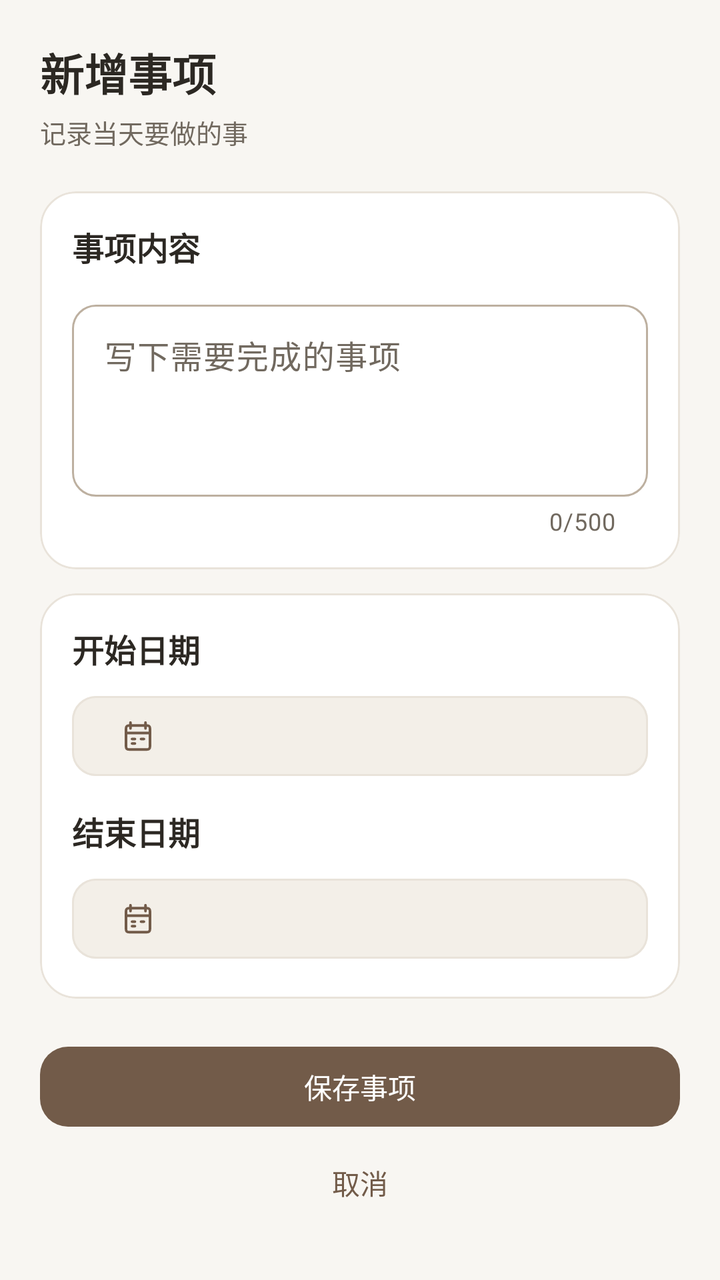
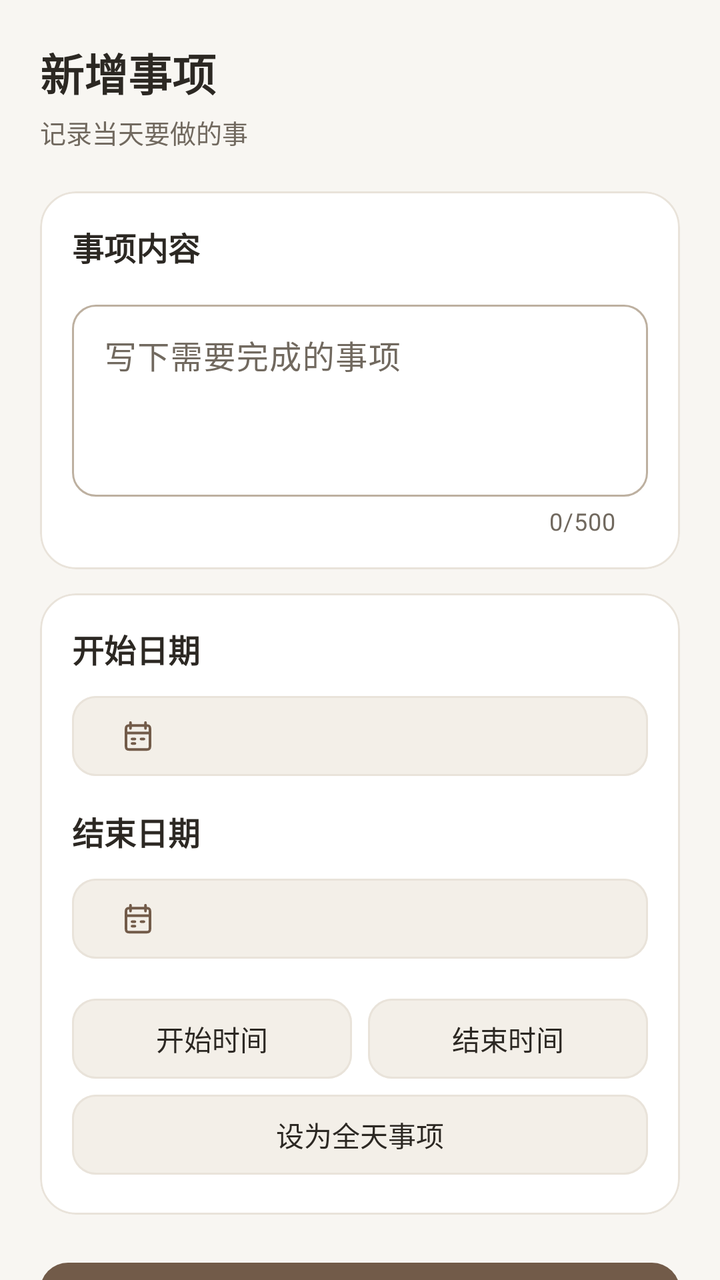

Two renders of the same Android screen: before a commit and after it. Below are the layout's source before the change and the commit's diff.
<!-- AndroidManifest.xml: application theme Theme.Project_Pandora -->
<!-- res/layout/dialog_daily_item.xml -->
<?xml version="1.0" encoding="utf-8"?>
<androidx.core.widget.NestedScrollView xmlns:android="http://schemas.android.com/apk/res/android"
    xmlns:app="http://schemas.android.com/apk/res-auto"
    android:layout_width="match_parent"
    android:layout_height="wrap_content"
    android:clipToPadding="false">

    <LinearLayout android:layout_width="match_parent" android:layout_height="wrap_content"
        android:orientation="vertical" android:padding="20dp">
        <TextView android:id="@+id/textEditorTitle"
            android:layout_width="match_parent" android:layout_height="wrap_content"
            android:accessibilityHeading="true" android:text="新增事项"
            android:textColor="@color/color_text_primary" android:textSize="22sp" android:textStyle="bold" />
        <TextView android:layout_width="match_parent" android:layout_height="wrap_content"
            android:layout_marginTop="4dp" android:text="记录当天要做的事"
            android:textColor="@color/color_text_secondary" android:textSize="13sp" />

        <com.google.android.material.card.MaterialCardView
            android:layout_width="match_parent" android:layout_height="wrap_content" android:layout_marginTop="20dp"
            app:cardBackgroundColor="@color/color_surface" app:cardCornerRadius="18dp"
            app:cardElevation="0dp" app:strokeColor="@color/color_divider" app:strokeWidth="1dp">
            <LinearLayout android:layout_width="match_parent" android:layout_height="wrap_content"
                android:orientation="vertical" android:padding="16dp">
                <TextView android:layout_width="match_parent" android:layout_height="wrap_content"
                    android:text="事项内容" android:labelFor="@id/editDailyContent"
                    android:textColor="@color/color_text_primary" android:textSize="16sp" android:textStyle="bold" />
                <com.google.android.material.textfield.TextInputLayout android:id="@+id/dailyContentLayout"
                    style="@style/Widget.Pandora.TextInput"
                    android:layout_width="match_parent" android:layout_height="wrap_content" android:layout_marginTop="12dp"
                    android:hint="写下需要完成的事项" app:counterEnabled="true" app:counterMaxLength="500">
                    <com.google.android.material.textfield.TextInputEditText android:id="@+id/editDailyContent"
                        android:layout_width="match_parent" android:layout_height="wrap_content"
                        android:gravity="start|top" android:inputType="textMultiLine|textCapSentences"
                        android:minHeight="96dp" android:minLines="3" android:maxLines="6" android:maxLength="500"
                        android:textColor="@color/color_text_edit_content" android:textSize="16sp" />
                </com.google.android.material.textfield.TextInputLayout>
            </LinearLayout>
        </com.google.android.material.card.MaterialCardView>

        <com.google.android.material.card.MaterialCardView
            android:layout_width="match_parent" android:layout_height="wrap_content" android:layout_marginTop="12dp"
            app:cardBackgroundColor="@color/color_surface" app:cardCornerRadius="18dp"
            app:cardElevation="0dp" app:strokeColor="@color/color_divider" app:strokeWidth="1dp">
            <LinearLayout android:layout_width="match_parent" android:layout_height="wrap_content"
                android:orientation="vertical" android:padding="16dp">
                <TextView android:layout_width="match_parent" android:layout_height="wrap_content"
                    android:text="开始日期" android:labelFor="@id/btnDailyStartDate"
                    android:textColor="@color/color_text_primary" android:textSize="16sp" android:textStyle="bold" />
                <com.google.android.material.button.MaterialButton android:id="@+id/btnDailyStartDate"
                    style="@style/Widget.Pandora.Button.Outlined"
                    android:layout_width="match_parent" android:layout_height="wrap_content"
                    android:layout_marginTop="8dp" android:minHeight="48dp" android:gravity="start|center_vertical"
                    android:textColor="@color/color_text_primary" android:textSize="16sp"
                    app:backgroundTint="@color/color_surface_soft" app:strokeColor="@color/color_divider"
                    app:cornerRadius="12dp" app:icon="@drawable/ic_calendar" app:iconPadding="12dp" />
                <TextView android:layout_width="match_parent" android:layout_height="wrap_content"
                    android:layout_marginTop="12dp" android:text="结束日期" android:labelFor="@id/btnDailyEndDate"
                    android:textColor="@color/color_text_primary" android:textSize="16sp" android:textStyle="bold" />
                <com.google.android.material.button.MaterialButton android:id="@+id/btnDailyEndDate"
                    style="@style/Widget.Pandora.Button.Outlined"
                    android:layout_width="match_parent" android:layout_height="wrap_content"
                    android:layout_marginTop="8dp" android:minHeight="48dp" android:gravity="start|center_vertical"
                    android:textColor="@color/color_text_primary" android:textSize="16sp"
                    app:backgroundTint="@color/color_surface_soft" app:strokeColor="@color/color_divider"
                    app:cornerRadius="12dp" app:icon="@drawable/ic_calendar" app:iconPadding="12dp" />
            </LinearLayout>
        </com.google.android.material.card.MaterialCardView>

        <TextView android:id="@+id/textDailyEditorError"
            android:layout_width="match_parent" android:layout_height="wrap_content"
            android:layout_marginTop="12dp" android:accessibilityLiveRegion="polite"
            android:textColor="@color/color_error" android:textSize="14sp" android:visibility="gone" />
        <com.google.android.material.button.MaterialButton android:id="@+id/btnSaveDailyItem"
            style="@style/Widget.Pandora.Button"
            android:layout_width="match_parent" android:layout_height="wrap_content"
            android:layout_marginTop="20dp" android:minHeight="48dp" android:text="保存事项" />
        <LinearLayout android:layout_width="match_parent" android:layout_height="wrap_content"
            android:orientation="horizontal" android:gravity="center_vertical">
            <com.google.android.material.button.MaterialButton android:id="@+id/btnDeleteDailyItem"
                style="@style/Widget.Pandora.Button.Text"
                android:layout_width="0dp" android:layout_height="wrap_content" android:layout_weight="1"
                android:minHeight="48dp" android:text="删除事项" android:textColor="@color/color_error" android:visibility="gone" />
            <com.google.android.material.button.MaterialButton android:id="@+id/btnCancelDailyItem"
                style="@style/Widget.Pandora.Button.Text"
                android:layout_width="0dp" android:layout_height="wrap_content" android:layout_weight="1"
                android:minHeight="48dp" android:text="取消" />
        </LinearLayout>
    </LinearLayout>
</androidx.core.widget.NestedScrollView>
<!-- resources referenced by this layout -->
<resources>
  <color name="color_divider">#E9E3DA</color>
  <color name="color_error">#A1473A</color>
  <color name="color_surface">#FFFFFF</color>
  <color name="color_surface_soft">#F3EFE8</color>
  <color name="color_text_edit_content">#2C2823</color>
  <color name="color_text_primary">#2C2823</color>
  <color name="color_text_secondary">#71695F</color>
  <style name="Widget.Pandora.Button" parent="Widget.Material3.Button">
          <item name="cornerRadius">14dp</item>
          <item name="android:minHeight">52dp</item>
          <item name="android:textAppearance">@style/TextAppearance.Pandora.Label</item>
          <item name="android:textAllCaps">false</item>
          <item name="android:stateListAnimator">@animator/pandora_button_press</item>
      </style>
  <style name="Theme.Project_Pandora" parent="Base.Theme.Project_Pandora" />
  <color name="color_accent">#725B49</color>
  <style name="TextAppearance.Pandora.Label" parent="TextAppearance.Material3.LabelLarge">
          <item name="android:fontFamily">sans-serif-medium</item>
          <item name="android:textSize">14sp</item>
          <item name="android:letterSpacing">0</item>
          <item name="android:textAllCaps">false</item>
      </style>
  <color name="color_border_strong">#BDB0A0</color>
  <color name="color_on_accent">#FFFFFF</color>
  <color name="color_accent_soft">#EEE6DC</color>
  <color name="color_error_surface">#F8EAE5</color>
  <color name="color_bg_page">#F8F6F2</color>
  <style name="TextAppearance.Pandora.Body" parent="TextAppearance.Material3.BodyLarge">
          <item name="android:fontFamily">sans-serif</item>
          <item name="android:textSize">16sp</item>
          <item name="android:textColor">@color/color_text_primary</item>
      </style>
  <style name="TextAppearance.Pandora.BodySmall" parent="TextAppearance.Material3.BodyMedium">
          <item name="android:textSize">14sp</item>
          <item name="android:textColor">@color/color_text_secondary</item>
      </style>
  <style name="TextAppearance.Pandora.Title" parent="TextAppearance.Material3.TitleLarge">
          <item name="android:fontFamily">sans-serif-medium</item>
          <item name="android:textSize">22sp</item>
          <item name="android:textColor">@color/color_text_primary</item>
      </style>
  <style name="Widget.Pandora.Card" parent="Widget.MaterialComponents.CardView">
          <item name="cardBackgroundColor">@color/color_surface</item>
          <item name="cardCornerRadius">18dp</item>
          <item name="cardElevation">0dp</item>
          <item name="strokeColor">@color/color_divider</item>
          <item name="strokeWidth">1dp</item>
      </style>
  <style name="Widget.Pandora.LegacyCard" parent="CardView">
          <item name="cardBackgroundColor">@color/color_surface</item>
          <item name="cardCornerRadius">18dp</item>
          <item name="cardElevation">1dp</item>
      </style>
  <style name="Widget.Pandora.Fab" parent="Widget.Material3.FloatingActionButton.Primary">
          <item name="backgroundTint">@color/color_accent</item>
          <item name="tint">@color/color_on_accent</item>
          <item name="elevation">2dp</item>
      </style>
  <style name="TextAppearance.Pandora.Navigation" parent="TextAppearance.Material3.LabelMedium">
          <item name="android:fontFamily">sans-serif-medium</item>
          <item name="android:textSize">12sp</item>
          <item name="android:letterSpacing">0</item>
      </style>
  <style name="Widget.Pandora.NavIndicator" parent="Widget.Material3.BottomNavigationView.ActiveIndicator">
          <item name="android:color">@color/color_accent_soft</item>
      </style>
  <!-- unchanged entries left out for length: 9 -->
</resources>

<!-- the commit's change to res/layout/dialog_daily_item.xml (unified diff, before → after) -->
@@ -63,6 +63,18 @@
                     android:textColor="@color/color_text_primary" android:textSize="16sp"
                     app:backgroundTint="@color/color_surface_soft" app:strokeColor="@color/color_divider"
                     app:cornerRadius="12dp" app:icon="@drawable/ic_calendar" app:iconPadding="12dp" />
+                <LinearLayout android:layout_width="match_parent" android:layout_height="wrap_content"
+                    android:orientation="horizontal" android:layout_marginTop="12dp">
+                    <com.google.android.material.button.MaterialButton android:id="@+id/btnDailyStartTime"
+                        style="@style/Widget.Pandora.Button.Outlined" android:layout_width="0dp" android:layout_weight="1"
+                        android:layout_height="wrap_content" android:minHeight="48dp" android:layout_marginEnd="8dp" android:text="开始时间" android:textColor="@color/color_text_primary" app:backgroundTint="@color/color_surface_soft" app:strokeColor="@color/color_divider" app:cornerRadius="12dp" />
+                    <com.google.android.material.button.MaterialButton android:id="@+id/btnDailyEndTime"
+                        style="@style/Widget.Pandora.Button.Outlined" android:layout_width="0dp" android:layout_weight="1"
+                        android:layout_height="wrap_content" android:minHeight="48dp" android:text="结束时间" android:textColor="@color/color_text_primary" app:backgroundTint="@color/color_surface_soft" app:strokeColor="@color/color_divider" app:cornerRadius="12dp" />
+                </LinearLayout>
+                <com.google.android.material.button.MaterialButton android:id="@+id/btnDailyAllDay"
+                    style="@style/Widget.Pandora.Button.Outlined" android:layout_width="match_parent"
+                    android:layout_height="wrap_content" android:minHeight="48dp" android:text="设为全天事项" android:textColor="@color/color_text_primary" app:backgroundTint="@color/color_surface_soft" app:strokeColor="@color/color_divider" app:cornerRadius="12dp" />
             </LinearLayout>
         </com.google.android.material.card.MaterialCardView>
 
